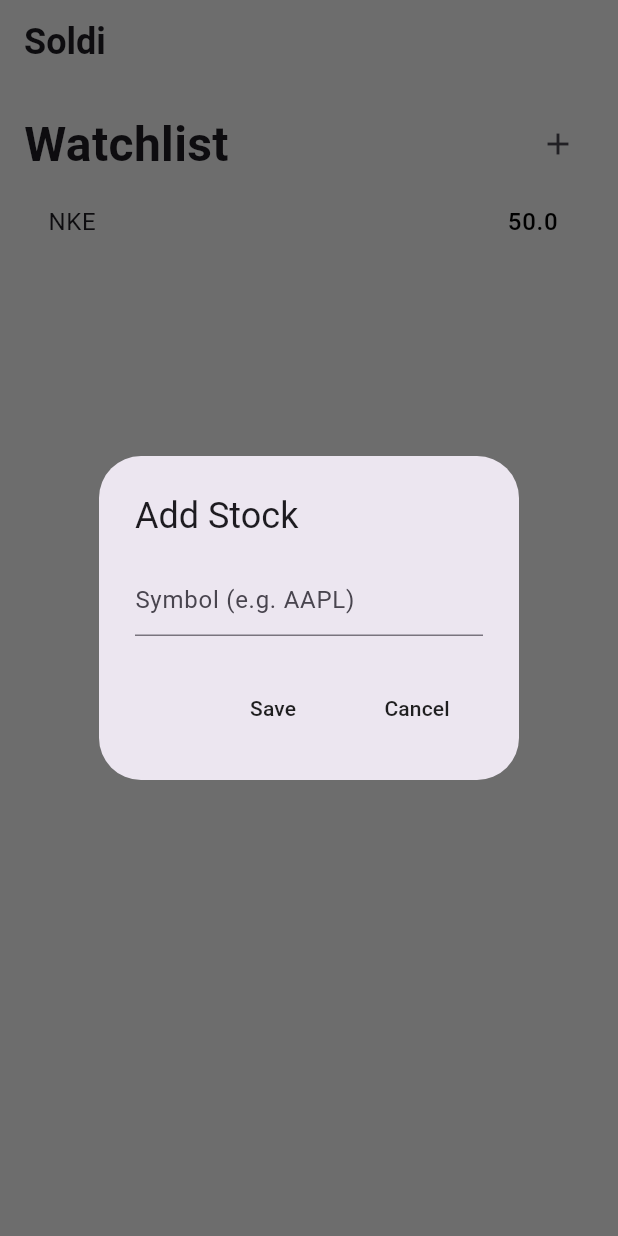
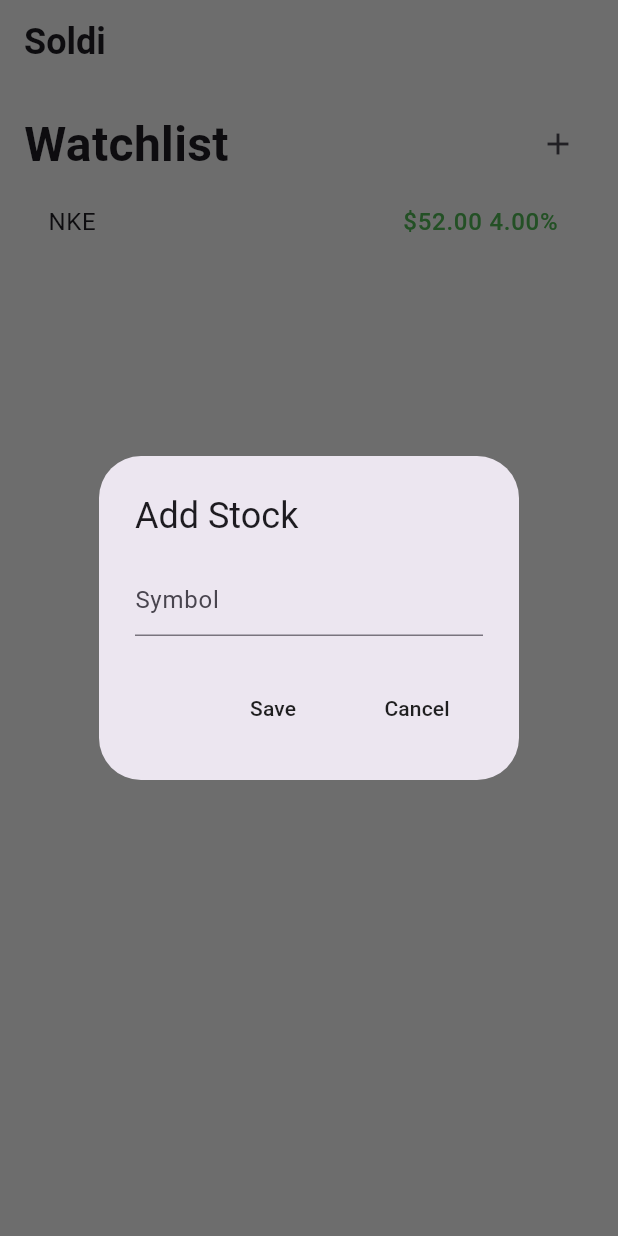
Before and after one commit to joseamaldonado/stock-watch-app, a Flutter app: the screen it shows after launch, after a tap on the "add" icon, on a phone screen of 412 x 824 dp. Run offline on Flutter 3.47's test engine with Material 3 defaults, Android fonts, the light colour scheme and no system bars; our stand-ins replace syncfusion_flutter_charts.

Commit message:
Implemented candle charts

```diff
--- a/soldi/lib/models/stock.dart
+++ b/soldi/lib/models/stock.dart
@@ -1,11 +1,11 @@
 class Stock {
   final String symbol;
-  final double price;
-  final double open;
+  final double currentPrice;
+  final double todaysOpen;
 
   Stock(
       {required this.symbol,
-      required this.price,
-      required this.open,
+      required this.currentPrice,
+      required this.todaysOpen,
       });
 }
--- a/soldi/lib/pages/watch_page.dart
+++ b/soldi/lib/pages/watch_page.dart
@@ -2,6 +2,7 @@ import 'package:flutter/material.dart';
 import 'package:http/http.dart' as http;
 import 'package:soldi/models/stock.dart';
 import 'dart:convert';
+import 'package:soldi/pages/stock_page.dart';
 
 class WatchPage extends StatefulWidget {
   const WatchPage({super.key});
@@ -21,6 +22,8 @@ class _WatchPageState extends State<WatchPage> {
   }
 
   Future<void> getStockQuote(String symbol) async {
+    _useMockData(symbol);
+    /*
     try {
       var response = await http.get(Uri.parse(
           'https://www.alphavantage.co/query?function=GLOBAL_QUOTE&symbol=$symbol&apikey=WAK9NBRKX4F0XIKW'));
@@ -36,7 +39,6 @@ class _WatchPageState extends State<WatchPage> {
               symbol: symbol,
               price: double.parse(globalQuote['05. price']),
               open: double.parse(globalQuote['02. open']),
-
             ));
           });
         } else {
@@ -53,14 +55,15 @@ class _WatchPageState extends State<WatchPage> {
       print('Error: $e'); // Debug: Print any errors
       _useMockData(symbol); // Use mock data in case of error
     }
+    */
   }
 
   void _useMockData(String symbol) {
     setState(() {
       stocks.add(Stock(
         symbol: symbol,
-        price: 50, // Mock price value
-        open: 50, // Mock open value
+        currentPrice: 52, // Mock price value
+        todaysOpen: 50, // Mock open value
       ));
     });
   }
@@ -75,7 +78,7 @@ class _WatchPageState extends State<WatchPage> {
             title: const Text('Add Stock'),
             content: TextField(
               controller: symbolCtrl,
-              decoration: const InputDecoration(hintText: "Symbol (e.g. AAPL)"),
+              decoration: const InputDecoration(hintText: "Symbol"),
             ),
             actions: [
               MaterialButton(
@@ -93,6 +96,11 @@ class _WatchPageState extends State<WatchPage> {
             ],
           );
         });
+  }
+
+  void goToStockPage(Stock stock) {
+    Navigator.push(context,
+        MaterialPageRoute(builder: (context) => StockPage(stock: stock)));
   }
 
   @override
@@ -124,7 +132,6 @@ class _WatchPageState extends State<WatchPage> {
                     fontSize: 32,
                   ),
                 ),
-                // IconButton -> Dialog -> Get symbol
                 IconButton(
                     onPressed: _showAddStockDialog, icon: const Icon(Icons.add))
               ],
@@ -146,18 +153,22 @@ class _WatchPageState extends State<WatchPage> {
                     return ListView.builder(
                       itemCount: stocks.length,
                       itemBuilder: (context, index) {
+                        double price = stocks[index].currentPrice;
+                        double open = stocks[index].todaysOpen;
+                        double percentChange = (price - open) / open * 100;
+                        String info = "\$${price.toStringAsFixed(2)} ${percentChange.toStringAsFixed(2)}%";
                         return ListTile(
                           title: Text(stocks[index].symbol,
-                          style: const TextStyle(
-                            fontSize: 16
-                            )
-                          ),
-                          trailing: Text(stocks[index].price.toString(),
+                              style: const TextStyle(fontSize: 16)),
+                          trailing: Text(info,
                               style: TextStyle(
-                                fontSize: 16,
-                                color: stocks[index].price > stocks[index].open ? Colors.green : (stocks[index].price < stocks[index].open ? Colors.red : Colors.black)
-                              )
-                          ),
+                                  fontSize: 16,
+                                  color: price > open
+                                      ? Colors.green
+                                      : (price < open
+                                          ? Colors.red
+                                          : Colors.black))),
+                          onTap: () => goToStockPage(stocks[index]),
                         );
                       },
                     );
```
Also changed, not shown: soldi/lib/components/candle_chart.dart (added, +26 -0 lines), soldi/lib/models/day.dart (added, +15 -0 lines), soldi/lib/pages/stock_page.dart (added, +141 -0 lines), soldi/pubspec.yaml (+3 -7 lines), 1 other file.
